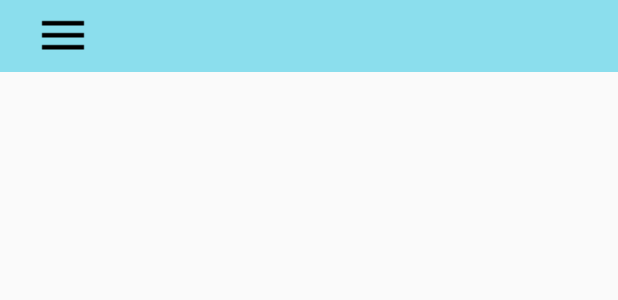
After one commit to jordirubiralta/portalbdn, an Android app: the layout activity_new_incident.xml on its own in the app's theme, with its tools: preview values and no code run, on a phone screen of 412 x 824 dp. The commit adds this screen. Shown: the top 300 px of the screen. Run offline under Robolectric (Android 15) with nearby library versions, the phone set to English and light mode, and no system bars.

Commit message:
add new incident activity

```diff
--- a/app/src/main/AndroidManifest.xml
+++ b/app/src/main/AndroidManifest.xml
@@ -23,7 +23,7 @@
         <activity android:name=".ui.activity.home.HomeActivity"
                 android:screenOrientation="behind"
                 android:theme="@style/SplashTheme"/>
-        <activity android:name=".ui.activity.news.NewsActivity"
+        <activity android:name=".ui.activity.incident.NewIncidentActivity"
             android:screenOrientation="behind"
             android:theme="@style/SplashTheme"/>
 
--- a/app/src/main/java/edu/jrubiralta/portalbdn/presenter/home/HomePresenter.kt
+++ b/app/src/main/java/edu/jrubiralta/portalbdn/presenter/home/HomePresenter.kt
@@ -6,4 +6,6 @@ import edu.jrubiralta.portalbdn.ui.view.home.HomeView
 interface HomePresenter
     : BasePresenter<HomeView> {
 
+    fun moveDrawer()
+
 }
--- a/app/src/main/java/edu/jrubiralta/portalbdn/presenter/home/HomePresenterImpl.kt
+++ b/app/src/main/java/edu/jrubiralta/portalbdn/presenter/home/HomePresenterImpl.kt
@@ -8,4 +8,8 @@ class HomePresenterImpl(
     : BasePresenterImpl<HomeView>(view),
         HomePresenter {
 
+    override fun moveDrawer() {
+        view.moveDrawer()
+    }
+
 }
--- a/app/src/main/java/edu/jrubiralta/portalbdn/presenter/incidents/IncidentsPresenter.kt
+++ b/app/src/main/java/edu/jrubiralta/portalbdn/presenter/incident/IncidentsPresenter.kt
@@ -1,4 +1,4 @@
-package edu.jrubiralta.portalbdn.presenter.incidents
+package edu.jrubiralta.portalbdn.presenter.incident
 
 import edu.jrubiralta.portalbdn.presenter.BasePresenter
 import edu.jrubiralta.portalbdn.ui.view.indicents.IncidentsView
--- a/app/src/main/java/edu/jrubiralta/portalbdn/presenter/incidents/IncidentsPresenterImpl.kt
+++ b/app/src/main/java/edu/jrubiralta/portalbdn/presenter/incident/IncidentsPresenterImpl.kt
@@ -1,4 +1,4 @@
-package edu.jrubiralta.portalbdn.presenter.incidents
+package edu.jrubiralta.portalbdn.presenter.incident
 
 import edu.jrubiralta.portalbdn.presenter.BasePresenterImpl
 import edu.jrubiralta.portalbdn.ui.view.indicents.IncidentsView
--- a/app/src/main/java/edu/jrubiralta/portalbdn/ui/fragment/IncidentsFragment.kt
+++ b/app/src/main/java/edu/jrubiralta/portalbdn/ui/fragment/IncidentsFragment.kt
@@ -6,8 +6,8 @@ import com.github.salomonbrys.kodein.bind
 import com.github.salomonbrys.kodein.instance
 import com.github.salomonbrys.kodein.provider
 import edu.jrubiralta.portalbdn.R
-import edu.jrubiralta.portalbdn.presenter.incidents.IncidentsPresenter
-import edu.jrubiralta.portalbdn.presenter.incidents.IncidentsPresenterImpl
+import edu.jrubiralta.portalbdn.presenter.incident.IncidentsPresenter
+import edu.jrubiralta.portalbdn.presenter.incident.IncidentsPresenterImpl
 import edu.jrubiralta.portalbdn.ui.view.indicents.IncidentsView
 
 
--- a/app/src/main/java/edu/jrubiralta/portalbdn/ui/view/home/HomeView.kt
+++ b/app/src/main/java/edu/jrubiralta/portalbdn/ui/view/home/HomeView.kt
@@ -4,4 +4,6 @@ import edu.jrubiralta.portalbdn.ui.view.View
 
 interface HomeView
     : View {
+
+    fun moveDrawer()
 }
--- /dev/null
+++ b/app/src/main/res/layout/activity_new_incident.xml
@@ -0,0 +1,9 @@
+<?xml version="1.0" encoding="utf-8"?>
+<android.support.constraint.ConstraintLayout
+        xmlns:android="http://schemas.android.com/apk/res/android"
+        android:layout_width="match_parent" android:layout_height="match_parent">
+
+    <include layout="@layout/view_toolbar" />
+
+
+</android.support.constraint.ConstraintLayout>
--- a/app/src/main/res/layout/view_toolbar.xml
+++ b/app/src/main/res/layout/view_toolbar.xml
@@ -8,6 +8,43 @@
     android:orientation="vertical"
     android:theme="@style/AppTheme">
 
+    <android.support.constraint.ConstraintLayout
+            android:layout_width="match_parent"
+            android:layout_height="match_parent"
+            android:paddingStart="-8dp">
+
+            <ImageView
+                    android:id="@+id/bt_menu"
+                    android:layout_width="wrap_content"
+                    android:layout_height="wrap_content"
+                    android:src="@drawable/ic_menu"
+                    app:layout_constraintStart_toStartOf="parent"
+                    app:layout_constraintTop_toTopOf="parent"
+                    app:layout_constraintBottom_toBottomOf="parent"
+                    android:paddingHorizontal="8dp"/>
+
+            <ImageView
+                    android:id="@+id/bt_back"
+                    android:layout_width="wrap_content"
+                    android:layout_height="wrap_content"
+                    android:src="@drawable/ic_back"
+                    app:layout_constraintStart_toStartOf="parent"
+                    app:layout_constraintTop_toTopOf="parent"
+                    app:layout_constraintBottom_toBottomOf="parent"
+                    android:paddingHorizontal="8dp"
+                    android:visibility="gone"/>
+
+            <ImageView
+                    android:id="@+id/bt_add"
+                    android:layout_width="wrap_content"
+                    android:layout_height="wrap_content"
+                    android:src="@drawable/ic_add"
+                    app:layout_constraintEnd_toEndOf="parent"
+                    app:layout_constraintTop_toTopOf="parent"
+                    app:layout_constraintBottom_toBottomOf="parent"
+                    android:paddingHorizontal="8dp"
+                    android:visibility="gone"/>
+
             <TextView
                     android:id="@+id/toolbar_title"
                     android:orientation="horizontal"
@@ -15,10 +52,15 @@
                     android:layout_height="wrap_content"
                     android:layout_margin="8dp"
                     android:layout_gravity="center_horizontal"
+                    app:layout_constraintEnd_toEndOf="parent"
+                    app:layout_constraintStart_toStartOf="parent"
+                    app:layout_constraintTop_toTopOf="parent"
+                    app:layout_constraintBottom_toBottomOf="parent"
                     android:visibility="visible"
                     android:textStyle="bold"
                     android:textSize="24sp"
-        android:text="INICI"
                     android:textColor="@color/black"/>
 
+    </android.support.constraint.ConstraintLayout>
+
 </android.support.v7.widget.Toolbar>
--- a/app/src/main/res/values/strings.xml
+++ b/app/src/main/res/values/strings.xml
@@ -8,4 +8,7 @@
     <string name="enquestes">Enquestes</string>
     <string name="incidencies">Incidències</string>
 
+    <string name="nova_incidencia">Nova Incidències</string>
+
+
 </resources>
```
Also changed, not shown: app/src/main/java/edu/jrubiralta/portalbdn/navigator/Navigator.kt (+6 -3 lines), app/src/main/java/edu/jrubiralta/portalbdn/presenter/incident/NewIncidentPresenter.kt (added, +9 -0 lines), app/src/main/java/edu/jrubiralta/portalbdn/presenter/incident/NewIncidentPresenterImpl.kt (added, +12 -0 lines), app/src/main/java/edu/jrubiralta/portalbdn/ui/activity/home/HomeActivity.kt (+18 -15 lines), app/src/main/java/edu/jrubiralta/portalbdn/ui/activity/incident/NewIncidentActivity.kt (added, +57 -0 lines), app/src/main/java/edu/jrubiralta/portalbdn/ui/view/incident/NewIncidentView.kt (added, +8 -0 lines), app/src/main/res/drawable/ic_add.png (added), app/src/main/res/drawable/ic_back.png (added). Lines whose indentation alone changed are shown as unchanged.
